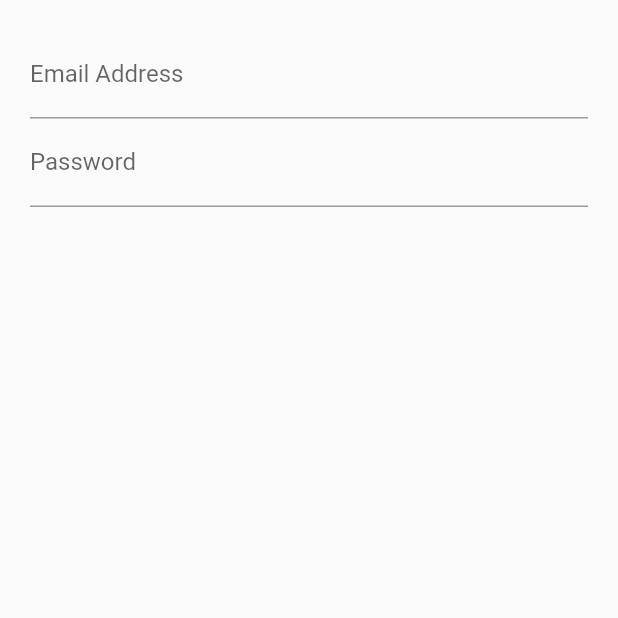
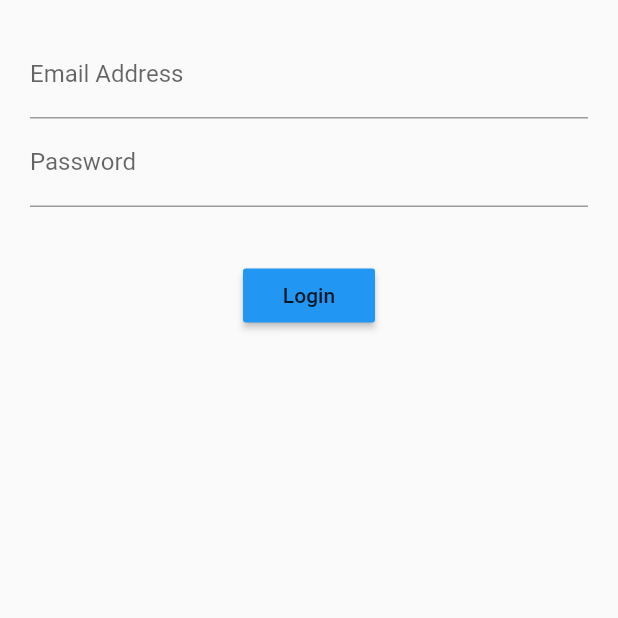
Before and after one commit to giovapanasiti/login_bloc, a Flutter app: the screen it shows after launch, on a phone screen of 412 x 824 dp, the top half of it. Run offline on Flutter 3.47's test engine with Material 2 defaults, Android fonts, the phone set to English and light mode, and no system bars.

Commit message:
add raised button

```diff
--- a/lib/src/screens/login_screen.dart
+++ b/lib/src/screens/login_screen.dart
@@ -10,6 +10,8 @@ class LoginScreen extends StatelessWidget {
         children: <Widget>[
           _emailField(),
           _passwordField(),
+          Container(margin: EdgeInsets.only(top: 35.00),),
+          _submitButton(),
         ],
       ),
     );
@@ -34,4 +36,12 @@ class LoginScreen extends StatelessWidget {
       ),
     );
   }
+
+  Widget _submitButton() {
+    return RaisedButton(
+      child: Text('Login'),
+      color: Colors.blue,
+      onPressed: (){},
+    );
+  }
 }
```
